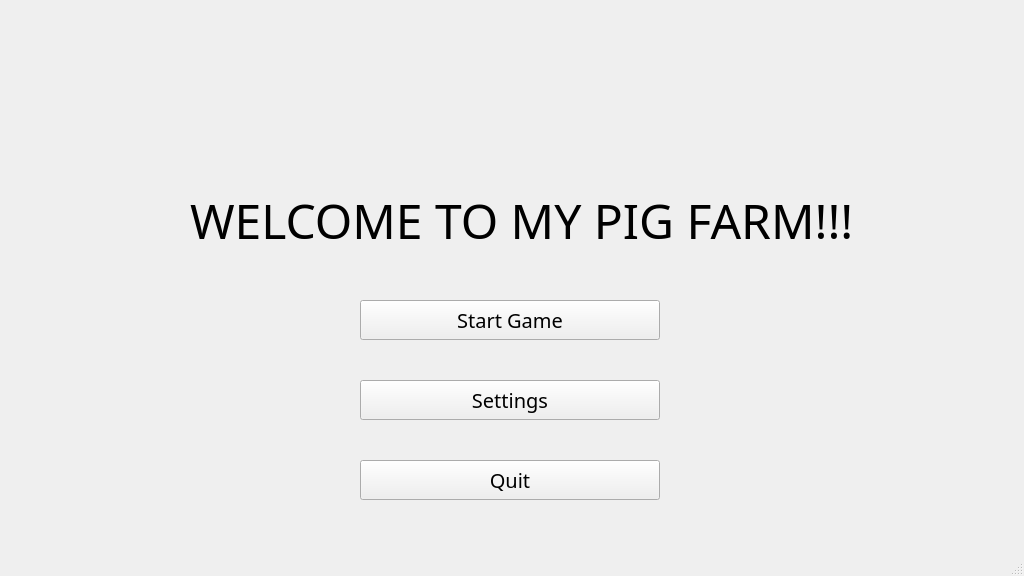
The window that HomeWindow.ui (1ncrd/Farm) describes before a commit, drawn with Qt 5.
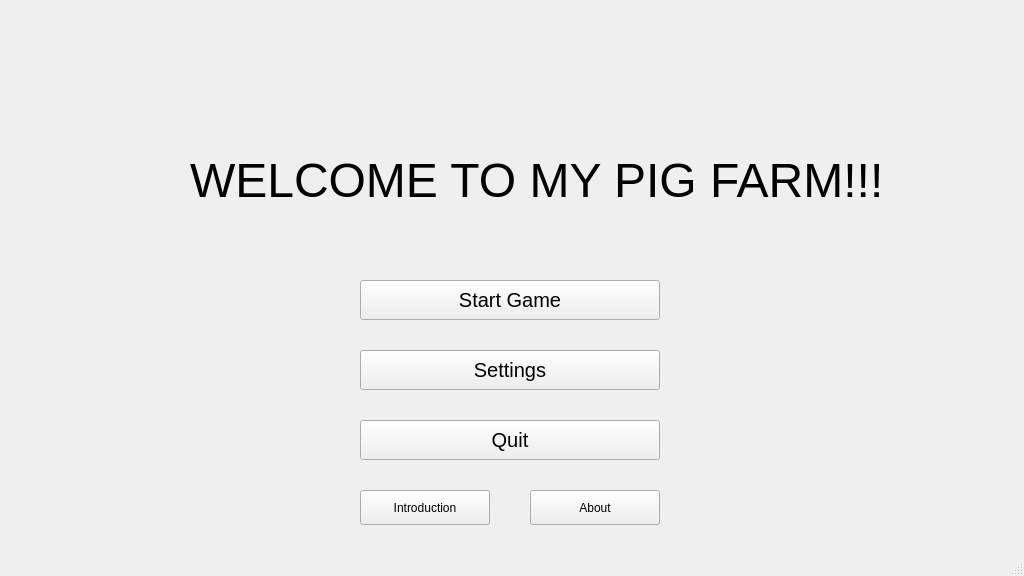
The same window after the commit. Icons and pictures are not drawn.

The edit to the form file:
```diff
--- a/HomeWindow.ui
+++ b/HomeWindow.ui
@@ -15,7 +15,6 @@
   </property>
   <property name="font">
    <font>
-    <family>Minecraft</family>
     <pointsize>9</pointsize>
    </font>
   </property>
@@ -27,7 +26,7 @@
     <property name="geometry">
      <rect>
       <x>50</x>
-      <y>140</y>
+      <y>120</y>
       <width>100</width>
       <height>100</height>
      </rect>
@@ -55,9 +54,9 @@
     <property name="geometry">
      <rect>
       <x>190</x>
-      <y>110</y>
+      <y>140</y>
       <width>781</width>
-      <height>221</height>
+      <height>81</height>
      </rect>
     </property>
     <property name="font">
@@ -86,7 +85,7 @@
     <property name="geometry">
      <rect>
       <x>360</x>
-      <y>300</y>
+      <y>280</y>
       <width>300</width>
       <height>40</height>
      </rect>
@@ -110,7 +109,7 @@
     <property name="geometry">
      <rect>
       <x>360</x>
-      <y>380</y>
+      <y>350</y>
       <width>300</width>
       <height>40</height>
      </rect>
@@ -128,7 +127,7 @@
     <property name="geometry">
      <rect>
       <x>360</x>
-      <y>460</y>
+      <y>420</y>
       <width>300</width>
       <height>40</height>
      </rect>
@@ -151,6 +150,32 @@
      <bool>false</bool>
     </property>
    </widget>
+   <widget class="QPushButton" name="pushButton_about">
+    <property name="geometry">
+     <rect>
+      <x>530</x>
+      <y>490</y>
+      <width>130</width>
+      <height>35</height>
+     </rect>
+    </property>
+    <property name="text">
+     <string>About</string>
+    </property>
+   </widget>
+   <widget class="QPushButton" name="pushButton_introduction">
+    <property name="geometry">
+     <rect>
+      <x>360</x>
+      <y>490</y>
+      <width>130</width>
+      <height>35</height>
+     </rect>
+    </property>
+    <property name="text">
+     <string>Introduction</string>
+    </property>
+   </widget>
   </widget>
   <widget class="QMenuBar" name="menubar">
    <property name="geometry">
```
Left out of the diff: 10 changed lines with no effect on the pictures.
